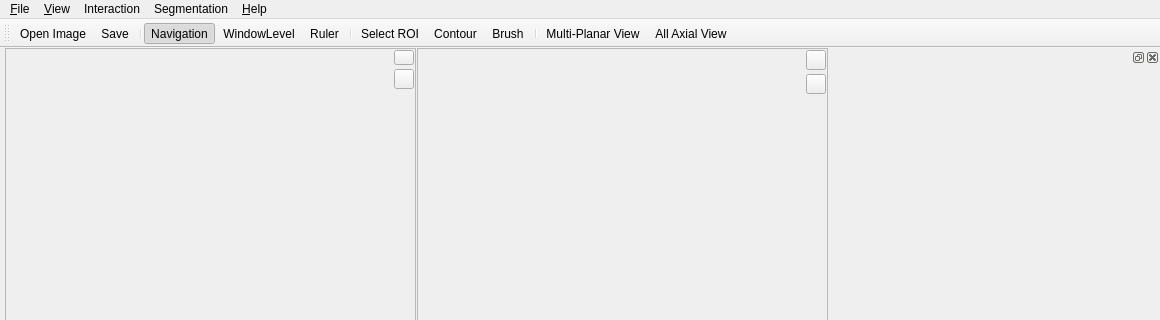
Qt form codes/core/MainWindow.ui (wuzhuobin/PlaqueQuant) before a commit; both pictures show x 0 to 1160 and y 0 to 320 of the 1160 by 966 pixel window.
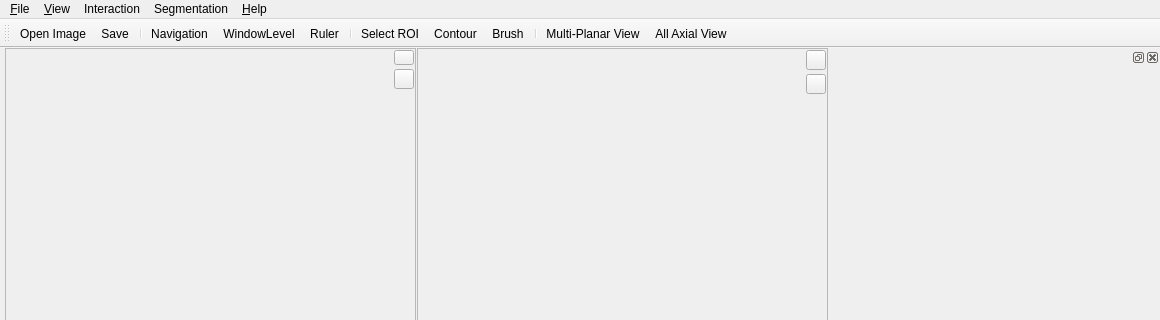
The same form after that commit. Icons and pictures are not drawn. Custom widgets are drawn as their Qt base class.

The edit to the form file:
```diff
--- a/codes/core/MainWindow.ui
+++ b/codes/core/MainWindow.ui
@@ -1053,7 +1053,7 @@
     <bool>true</bool>
    </property>
    <property name="checked">
-    <bool>true</bool>
+    <bool>false</bool>
    </property>
    <property name="icon">
     <iconset resource="../../resources/Project.qrc">
```
Left out of the diff: 46 changed lines with no effect on the pictures.
